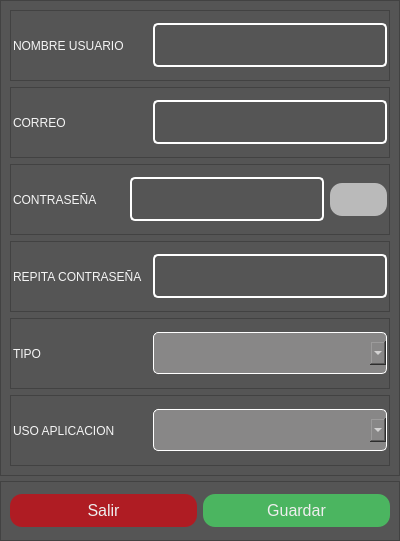
First picture: the form in view/ModalUsuario.ui, repository jhocepSan/deskopCandiaCar, before the edit.
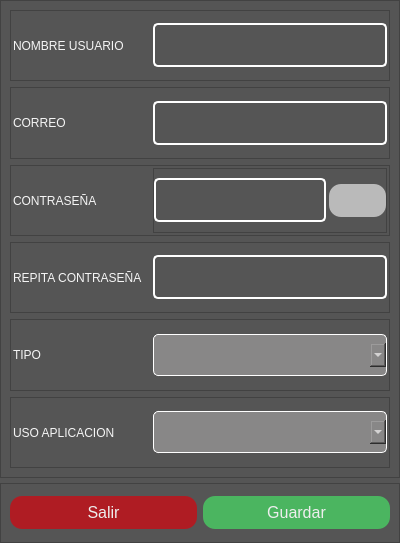
Second picture: the form after the edit.

Commit message: alineacion de layout

Diff of the .ui file:
```diff
--- a/view/ModalUsuario.ui
+++ b/view/ModalUsuario.ui
@@ -7,7 +7,7 @@
     <x>0</x>
     <y>0</y>
     <width>400</width>
-    <height>541</height>
+    <height>543</height>
    </rect>
   </property>
   <property name="windowTitle">
@@ -160,7 +160,7 @@
         <property name="frameShadow">
          <enum>QFrame::Raised</enum>
         </property>
-        <layout class="QHBoxLayout" name="horizontalLayout_4" stretch="4,7,1">
+        <layout class="QHBoxLayout" name="horizontalLayout_4" stretch="4,7">
          <property name="leftMargin">
           <number>2</number>
          </property>
@@ -184,6 +184,30 @@
           </widget>
          </item>
          <item>
+          <widget class="QFrame" name="frame_9">
+           <property name="frameShape">
+            <enum>QFrame::StyledPanel</enum>
+           </property>
+           <property name="frameShadow">
+            <enum>QFrame::Raised</enum>
+           </property>
+           <layout class="QHBoxLayout" name="horizontalLayout_8">
+            <property name="spacing">
+             <number>3</number>
+            </property>
+            <property name="leftMargin">
+             <number>0</number>
+            </property>
+            <property name="topMargin">
+             <number>0</number>
+            </property>
+            <property name="rightMargin">
+             <number>0</number>
+            </property>
+            <property name="bottomMargin">
+             <number>0</number>
+            </property>
+            <item>
           <widget class="QLineEdit" name="linePassword"/>
          </item>
          <item>
@@ -197,6 +221,9 @@
              <height>30</height>
             </size>
            </property>
+             </widget>
+            </item>
+           </layout>
           </widget>
          </item>
         </layout>
```
Lines whose indentation alone changed are shown as unchanged. The commit also changes 1 other file.
